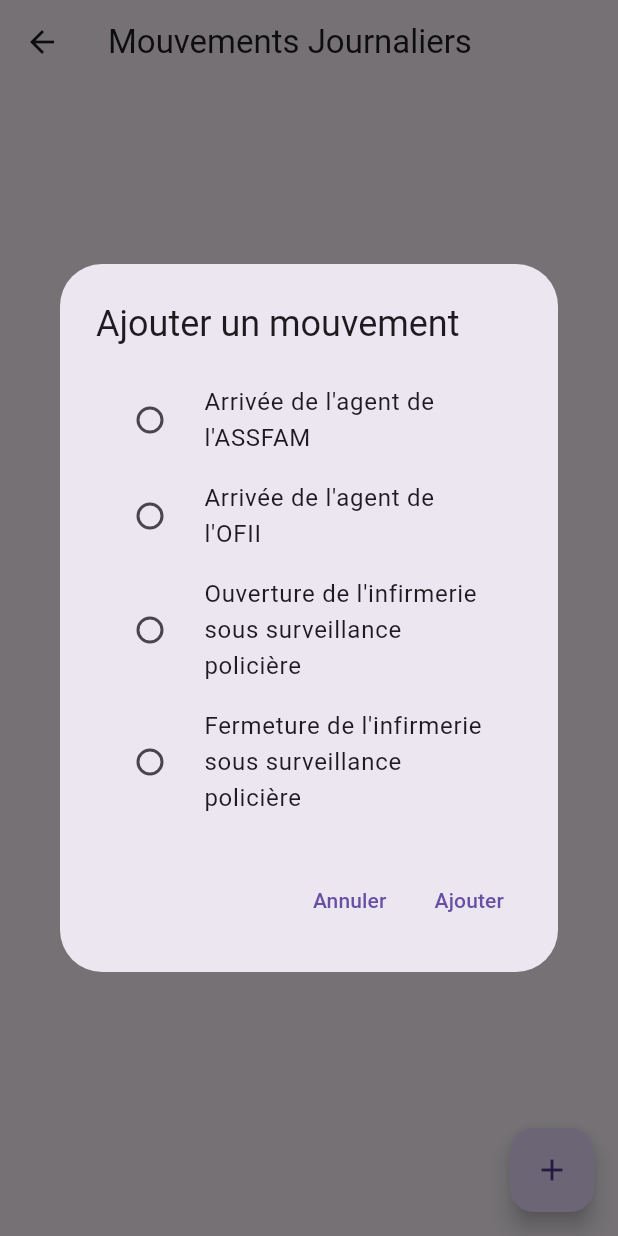
After one commit to abiyen02/gesticom, a Flutter app: the MouvementsScreen screen opened directly, after a tap on the "add" icon, on a phone screen of 412 x 824 dp. The commit adds this screen. Run offline on Flutter 3.47's test engine with Material 3 defaults, Android fonts, the phone set to English and light mode, and no system bars; our stand-ins replace logger, sqflite, sqflite_common_ffi; accounts and stored records are empty.

Commit message:
Ajout des fonctionalite de mouvement journaliere, modificationde la base de donnees et bouton dans Main courante

```diff
--- a/lib/screens/database_helper.dart
+++ b/lib/screens/database_helper.dart
@@ -70,6 +70,13 @@ class DatabaseHelper {
         commentaire TEXT
       )
     ''');
+    await db.execute('''
+    CREATE TABLE mouvements (
+      id INTEGER PRIMARY KEY AUTOINCREMENT,
+      type TEXT NOT NULL,
+      heure TEXT NOT NULL
+  )
+''');
   }
 
   Future<List<Map<String, dynamic>>> getEffectifs() async {
@@ -199,4 +206,23 @@ class DatabaseHelper {
       whereArgs: [matricule],
     );
   }
+
+  // ✅ Fonction pour ajouter un mouvement
+  Future<void> addMouvement(String type) async {
+    final db = await database;
+    await db.insert(
+      'mouvements',
+      {
+        'type': type,
+        'heure': DateTime.now().toIso8601String(),
+      },
+      conflictAlgorithm: ConflictAlgorithm.replace,
+    );
+  }
+
+  // ✅ Fonction pour récupérer les mouvements
+  Future<List<Map<String, dynamic>>> getMouvements() async {
+    final db = await database;
+    return await db.query('mouvements', orderBy: "heure DESC");
+  }
 }
--- /dev/null
+++ b/lib/screens/mouvements.dart
@@ -0,0 +1,102 @@
+import 'package:flutter/material.dart';
+import 'database_helper.dart';
+import 'package:intl/intl.dart';
+
+class MouvementsScreen extends StatefulWidget {
+  const MouvementsScreen({super.key});
+
+  @override
+  MouvementsScreenState createState() => MouvementsScreenState();
+}
+
+class MouvementsScreenState extends State<MouvementsScreen> {
+  final DatabaseHelper _dbHelper = DatabaseHelper.instance;
+  List<Map<String, dynamic>> mouvements = [];
+
+  @override
+  void initState() {
+    super.initState();
+    _loadMouvements();
+  }
+
+  Future<void> _loadMouvements() async {
+    final mouvementsData = await _dbHelper.getMouvements();
+    setState(() {
+      mouvements = mouvementsData;
+    });
+  }
+
+  void _ajouterMouvement() {
+    List<String> options = [
+      "Arrivée de l'agent de l'ASSFAM",
+      "Arrivée de l'agent de l'OFII",
+      "Ouverture de l'infirmerie sous surveillance policière",
+      "Fermeture de l'infirmerie sous surveillance policière"
+    ];
+
+    showDialog(
+      context: context,
+      builder: (context) {
+        String? selectedMouvement;
+        return AlertDialog(
+          title: const Text("Ajouter un mouvement"),
+          content: Column(
+            mainAxisSize: MainAxisSize.min,
+            children: options.map((option) {
+              return RadioListTile<String>(
+                title: Text(option),
+                value: option,
+                groupValue: selectedMouvement,
+                onChanged: (value) {
+                  setState(() {
+                    selectedMouvement = value;
+                  });
+                },
+              );
+            }).toList(),
+          ),
+          actions: [
+            TextButton(
+              onPressed: () => Navigator.pop(context),
+              child: const Text("Annuler"),
+            ),
+            TextButton(
+              onPressed: () async {
+                if (selectedMouvement != null) {
+                  await _dbHelper.addMouvement(selectedMouvement!);
+                  Navigator.pop(context);
+                  _loadMouvements();
+                }
+              },
+              child: const Text("Ajouter"),
+            ),
+          ],
+        );
+      },
+    );
+  }
+
+  @override
+  Widget build(BuildContext context) {
+    return Scaffold(
+      appBar: AppBar(title: const Text("Mouvements Journaliers")),
+      floatingActionButton: FloatingActionButton(
+        onPressed: _ajouterMouvement,
+        child: const Icon(Icons.add),
+      ),
+      body: ListView.builder(
+        itemCount: mouvements.length,
+        itemBuilder: (context, index) {
+          final mouvement = mouvements[index];
+          return ListTile(
+            leading: Text(
+              DateFormat('HH:mm').format(DateTime.parse(mouvement['heure'])),
+              style: const TextStyle(fontWeight: FontWeight.bold),
+            ),
+            title: Text(mouvement['description']),
+          );
+        },
+      ),
+    );
+  }
+}
```
Also changed, not shown: lib/screens/main_courante.dart (+95 -14 lines).
